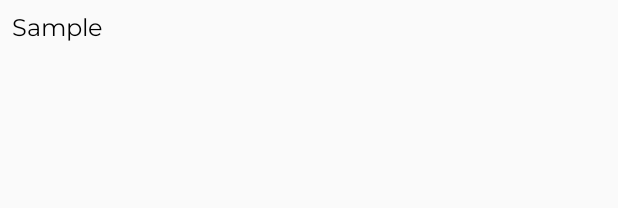
After one commit to utkarsh2290/MstcApp, an Android app: the layout nested_recyclerview_attd.xml on its own in the app's theme, with its tools: preview values and no code run, on a phone screen of 412 x 824 dp. The commit adds this screen. Shown: the top 208 px of the screen. Run offline under Robolectric (Android 15) with nearby library versions, the phone set to English and light mode, and no system bars.

Commit message:
Push bfre review

```diff
--- a/app/src/main/AndroidManifest.xml
+++ b/app/src/main/AndroidManifest.xml
@@ -4,7 +4,7 @@
 
     <application
         android:allowBackup="true"
-        android:icon="@mipmap/ic_launcher"
+        android:icon="@drawable/mstclogo"
         android:label="STC"
         android:roundIcon="@mipmap/ic_launcher_round"
         android:supportsRtl="true"
--- a/app/src/main/java/com/example/mstcapp/Exclusive/fragmentAttendance.java
+++ b/app/src/main/java/com/example/mstcapp/Exclusive/fragmentAttendance.java
@@ -36,8 +36,6 @@ public class fragmentAttendance extends Fragment {
         attendance_titles.add("Attendance List");
         attendance_titles.add("Attendance List");
 
-        attendance_content.add("Attendance names ");
-        attendance_content.add("Attendance names ");
 
         recyclerView_attendance.setLayoutManager(new LinearLayoutManager(getContext()));
         recyclerView_attendance.setAdapter(new attendanceAdapter(attendance_titles,attendance_content,getContext()));
--- a/app/src/main/java/com/example/mstcapp/FirstActivity.java
+++ b/app/src/main/java/com/example/mstcapp/FirstActivity.java
@@ -62,6 +62,7 @@ public class FirstActivity extends AppCompatActivity {
             @Override
             public void onClick(View v) {
                 startActivity(new Intent(FirstActivity.this,LoginActivity.class));
+                finish();
 
             }
         });
--- a/app/src/main/java/com/example/mstcapp/MainActivity.java
+++ b/app/src/main/java/com/example/mstcapp/MainActivity.java
@@ -61,6 +61,7 @@ public class MainActivity extends AppCompatActivity {
             check=1;
             user=firebaseAuth.getCurrentUser();
             mail=user.getEmail();
+
 
             uEmail=mail.replace('.','_');
 
@@ -155,4 +156,5 @@ public class MainActivity extends AppCompatActivity {
                     return true;
                 }
             };
+
 }
--- /dev/null
+++ b/app/src/main/res/layout/nested_recyclerview_attd.xml
@@ -0,0 +1,18 @@
+<?xml version="1.0" encoding="utf-8"?>
+<RelativeLayout
+    xmlns:android="http://schemas.android.com/apk/res/android"
+    android:layout_width="match_parent"
+    android:layout_height="match_parent"
+    android:padding="8dp">
+
+    <TextView
+        android:layout_width="wrap_content"
+        android:layout_height="wrap_content"
+        android:text="Sample"
+        android:textSize="16dp"
+        android:fontFamily="@font/montserrat"
+        android:textColor="@color/black"
+        android:id="@+id/nested_rv_text"/>
+
+
+</RelativeLayout>
```
Also changed, not shown: app/src/main/java/com/example/mstcapp/LoginActivity.java (+21 -22 lines), app/src/main/java/com/example/mstcapp/adapters/attendanceAdapter.java (+8 -1 lines), app/src/main/java/com/example/mstcapp/adapters/nestedAttendanceadapter.java (added, +48 -0 lines), app/src/main/res/layout/activity_login.xml (+9 -4 lines), app/src/main/res/layout/attendance_view.xml (+6 -1 lines), app/src/main/res/drawable/stclogoo.jpg (deleted).
